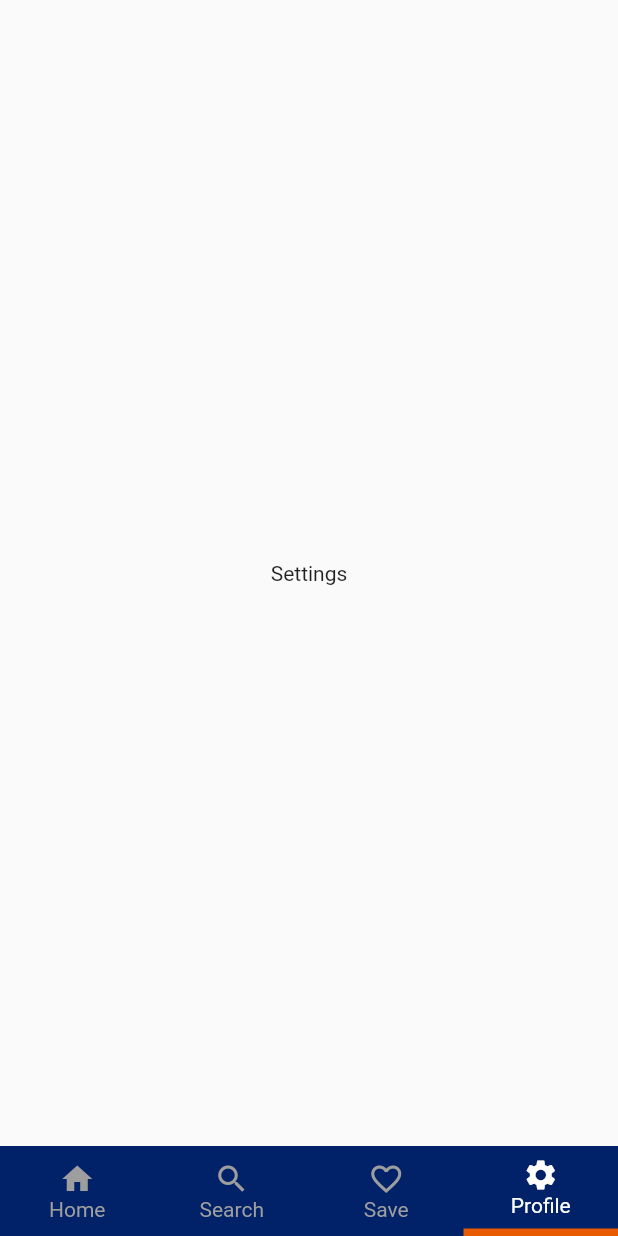
After one commit to duykhanh0409/Graduation_project_book_app, a Flutter app: the screen it shows after launch, item 4 of the bottom bar chosen, on a phone screen of 412 x 824 dp. The commit adds this screen. Run offline on Flutter 3.47's test engine with Material 2 defaults, Android fonts, the phone set to English and light mode, and no system bars.

Commit message:
update navigation bottom

```diff
--- a/lib/main.dart
+++ b/lib/main.dart
@@ -1,5 +1,7 @@
 import 'package:flutter/material.dart';
 import 'package:graduation_project_book_app/screens/home/home_screen.dart';
+import 'package:graduation_project_book_app/screens/navigation_screen.dart';
+import 'package:graduation_project_book_app/screens/search/item_card.dart';
 import 'package:graduation_project_book_app/screens/vdp/vdp_Screen.dart';
 
 void main() {
@@ -24,6 +26,6 @@ class MyApp extends StatelessWidget {
           // is not restarted.
           primarySwatch: Colors.blue,
         ),
-        home: VdpScreens());
+        home: HomePage2());
   }
 }
--- a/lib/screens/home/home_screen.dart
+++ b/lib/screens/home/home_screen.dart
@@ -27,13 +27,15 @@ class _HomePageState extends State<HomePage> {
   var listTitle = ['Entire homes', 'Rooms', 'Motel', 'Motel'];
   @override
   Widget build(BuildContext context) {
-    return Scaffold(
+    return SafeArea(
+      child: Scaffold(
           body: ListView(children: [
         TitleBar(),
         KeywordSearch(),
         ExploreNearby(listimg: listimg),
         LiveAnywhere(listImage: listImage, listTitle: listTitle),
         BecomeHost()
-    ]));
+      ])),
+    );
   }
 }
--- /dev/null
+++ b/lib/screens/navigation_screen.dart
@@ -0,0 +1,131 @@
+import 'package:flutter/material.dart';
+import 'package:graduation_project_book_app/screens/home/home_screen.dart';
+import 'package:graduation_project_book_app/screens/search/search_screen.dart';
+import 'package:graduation_project_book_app/screens/vdp/vdp_Screen.dart';
+
+class HomePage2 extends StatefulWidget {
+  @override
+  _HomePage2State createState() => _HomePage2State();
+}
+
+class _HomePage2State extends State<HomePage2> {
+  int _selectedItem = 0;
+  List<Widget> screens = [
+    HomePage(),
+    VdpScreens(),
+    SearchScreen(),
+    Center(child: Text("Settings")),
+  ];
+
+  @override
+  Widget build(BuildContext context) {
+    return Scaffold(
+      bottomNavigationBar: CustomBottomNavigationBar(
+        iconList: [
+          Icons.home,
+          Icons.search,
+          Icons.favorite_border,
+          Icons.settings,
+        ],
+        onChange: (val) {
+          setState(() {
+            _selectedItem = val;
+          });
+        },
+        defaultSelectedIndex: 1,
+      ),
+      body: Center(
+        child: SafeArea(
+          child: Center(
+            child: screens[_selectedItem],
+          ),
+        ),
+      ),
+    );
+  }
+}
+
+class CustomBottomNavigationBar extends StatefulWidget {
+  final int defaultSelectedIndex;
+  final Function(int) onChange;
+  final List<IconData> iconList;
+
+  CustomBottomNavigationBar(
+      {this.defaultSelectedIndex = 0,
+      @required this.iconList,
+      @required this.onChange});
+
+  @override
+  _CustomBottomNavigationBarState createState() =>
+      _CustomBottomNavigationBarState();
+}
+
+class _CustomBottomNavigationBarState extends State<CustomBottomNavigationBar> {
+  int _selectedIndex = 0;
+  List<IconData> _iconList = [];
+  List<String> title = ['Home', 'Search', 'Save', 'Profile'];
+
+  @override
+  void initState() {
+    // TODO: implement initState
+    super.initState();
+
+    _selectedIndex = widget.defaultSelectedIndex;
+    _iconList = widget.iconList;
+  }
+
+  @override
+  Widget build(BuildContext context) {
+    List<Widget> _navBarItemList = [];
+
+    for (var i = 0; i < _iconList.length; i++) {
+      _navBarItemList.add(buildNavBarItem(_iconList[i], i, title[i]));
+    }
+
+    return Container(
+      color: Color(0xFF012169),
+      child: Row(
+        children: _navBarItemList,
+      ),
+    );
+  }
+
+  Widget buildNavBarItem(IconData icon, int index, String title) {
+    return GestureDetector(
+      onTap: () {
+        widget.onChange(index);
+        setState(() {
+          _selectedIndex = index;
+        });
+      },
+      child: Container(
+          height: 60,
+          width: MediaQuery.of(context).size.width / _iconList.length,
+          decoration: index == _selectedIndex
+              ? BoxDecoration(
+                  border: Border(
+                    bottom: BorderSide(width: 5, color: Color(0xFFE85B00)),
+                  ),
+
+                  // color: index == _selectedItemIndex ? Colors.green : Colors.white,
+                )
+              : BoxDecoration(),
+          child: Column(
+            crossAxisAlignment: CrossAxisAlignment.center,
+            mainAxisAlignment: MainAxisAlignment.center,
+            children: [
+              Icon(
+                icon,
+                color: index == _selectedIndex ? Colors.white : Colors.grey,
+              ),
+              Text(
+                title,
+                style: TextStyle(
+                  color: index == _selectedIndex ? Colors.white : Colors.grey,
+                ),
+              ),
+            ],
+          )),
+    );
+  }
+}
```
Also changed, not shown: lib/screens/search/item_card.dart (added, +110 -0 lines), lib/screens/search/item_list.dart (deleted, +0 -16 lines), lib/screens/search/search_screen.dart (+100 -0 lines), lib/screens/vdp/vdp_Screen.dart (+6 -4 lines). Lines whose indentation alone changed are shown as unchanged.
